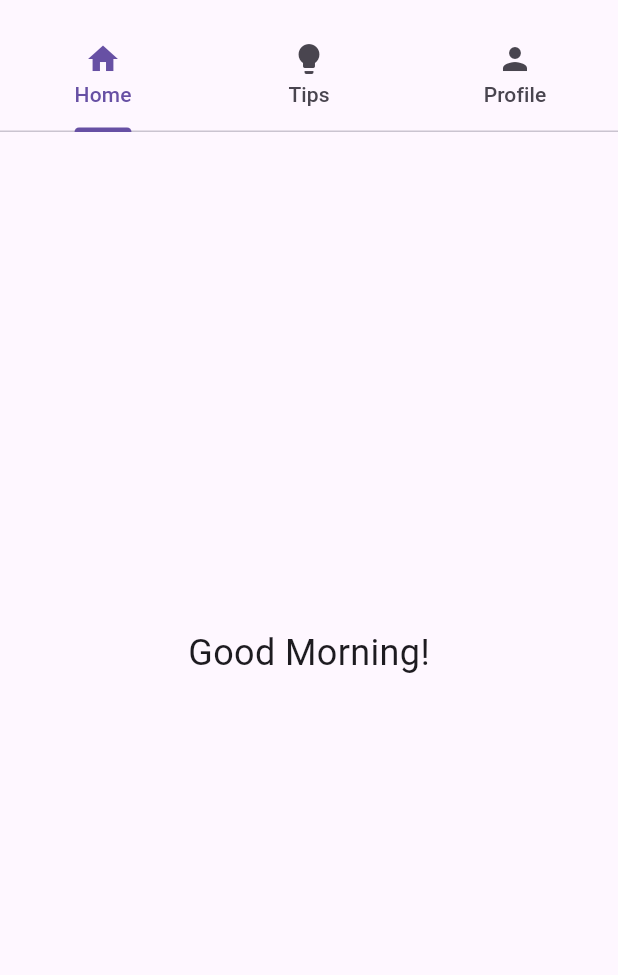
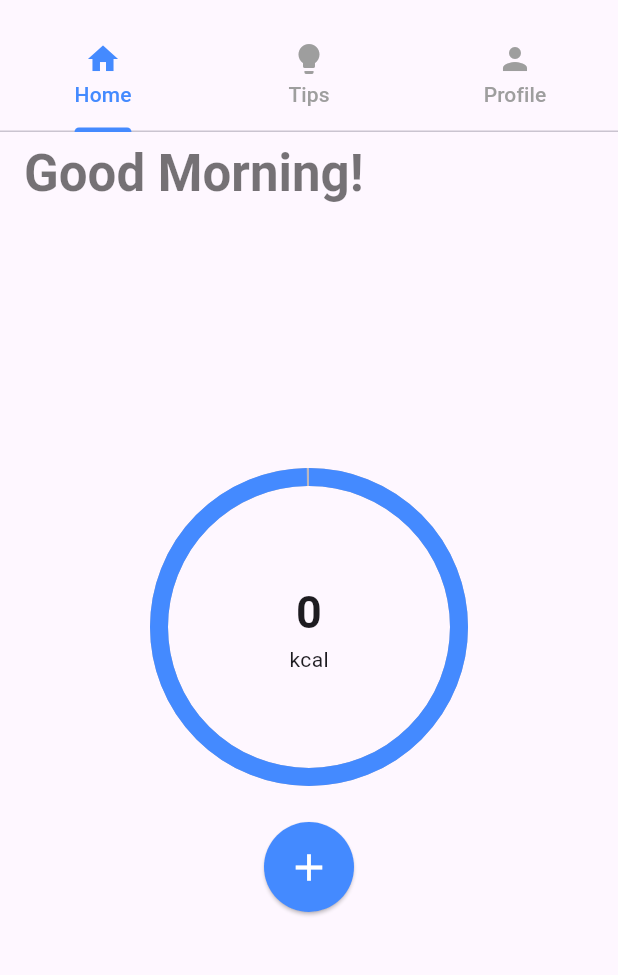
Before and after one commit to marika456/lifetrack, a Flutter app: the MainScreen screen opened directly, on a phone screen of 412 x 824 dp, the part 63-1038 px from its top. Run offline on Flutter 3.47's test engine with Material 3 defaults, Android fonts, the light colour scheme and no system bars; our stand-ins replace flutter_riverpod.

Commit message:
Modificata la HomePage in ConsumerStatefulWidget, layout base e animazione

```diff
--- a/lib/home_page.dart
+++ b/lib/home_page.dart
@@ -1,27 +1,114 @@
 import 'package:flutter/material.dart';
+import 'package:flutter_riverpod/flutter_riverpod.dart';
 import 'package:lifetrack/app_localizations.dart';
+import 'package:lifetrack/user_provider.dart';
 
-class HomePage extends StatelessWidget{
+class HomePage extends ConsumerStatefulWidget {
   const HomePage({super.key});
 
   @override
+  ConsumerState<HomePage> createState() => _HomePageState();
+}
+
+class _HomePageState extends ConsumerState<HomePage> with SingleTickerProviderStateMixin {
+  late AnimationController _animationController;
+  late Animation<double> _animation;
+
+  @override
+  void initState(){
+    super.initState();
+
+    _animationController=AnimationController(
+      vsync: this,
+      duration: const Duration(milliseconds: 2000),
+    );
+
+    _animation=CurvedAnimation(
+      parent: _animationController,
+      curve: Curves.easeInOutCubic,
+    );
+
+    _animationController.forward();
+  }
+
+  @override
+  void dispose(){
+    _animationController.dispose();
+    super.dispose();
+  }
+
+  @override
   Widget build(BuildContext context) {
-    int ora= DateTime.now().hour;
+    final userState=ref.watch(userProvider);
+
+    int ora=DateTime.now().hour;
     String chiave;
 
-    if(ora < 12){
+    if (ora<12){
       chiave="welcome_morning";
-    } else if (ora < 18) {
-      chiave = "welcome_afternoon";
-    } else {
-      chiave = "welcome_evening";
+    }else if(ora<18){
+      chiave="welcome_afternoon";
+    }else{
+      chiave="welcome_evening";
     }
 
     return Scaffold(
+      appBar: AppBar(
+        title: Text(
+          AppLocalizations.of(context)!.translate(chiave),
+          style: const TextStyle(fontSize: 34, fontWeight: FontWeight.bold, color: Colors.black54),
+        ),
+        centerTitle: false,
+      ),
       body: Center(
-        child: Text(
-          AppLocalizations.of(context)!.translate(chiave),
-          style: const TextStyle(fontSize: 24),
+        child: Column(
+          mainAxisAlignment: MainAxisAlignment.center,
+        children: [
+          AnimatedBuilder(
+              animation: _animationController,
+              builder: (context, child) {
+                //CERCHIO PER LE CALORIE
+                return Stack(
+                  alignment: Alignment.center,
+                  children: [
+                    SizedBox(
+                      width: 200,
+                      height: 200,
+                      child: CircularProgressIndicator(
+                        value: _animation.value,
+                        strokeWidth: 12,
+                        valueColor: const AlwaysStoppedAnimation<Color>(
+                            Colors.blueAccent),
+                        backgroundColor: Colors.black26,
+                      ),
+                    ),
+                    Column(
+                      mainAxisSize: MainAxisSize.min,
+                      children: [
+                        Text("${userState.dailyCalories}", style: TextStyle(
+                            fontSize: 30, fontWeight: FontWeight.bold)),
+                        Text("kcal", style: TextStyle(fontSize: 14))
+                      ],
+                    ),
+                  ],
+                );
+              },
+          ),
+        const SizedBox(height: 30),
+
+        // IL BOTTONE SOTTO IL CERCHIO
+        ElevatedButton(
+          onPressed: () {
+            // qui devo aggiungere la ricerca del cibo
+          },
+          style: ElevatedButton.styleFrom(
+            shape: const CircleBorder(),
+            padding: const EdgeInsets.all(15),
+            backgroundColor: Colors.blueAccent,
+          ),
+          child: const Icon(Icons.add, color: Colors.white, size: 30),
+        ),
+        ],
         ),
       ),
     );
--- a/lib/main.dart
+++ b/lib/main.dart
@@ -50,6 +50,9 @@ class MainScreen extends StatelessWidget {
           appBar: AppBar(
             title: Text(Constants.APP_NAME),
             bottom: TabBar(
+              labelColor: Colors.blueAccent,
+                unselectedLabelColor: Colors.grey,
+                indicatorColor: Colors.blueAccent,
                 tabs: [
                   //in text chiamiamo il traduttore per mostrare il saluto nella lingua corretta
                   Tab(icon: const Icon(Icons.home), text: AppLocalizations.of(context)!.translate('home')),
--- a/lib/profile_setup_page.dart
+++ b/lib/profile_setup_page.dart
@@ -152,7 +152,7 @@ class _ProfileSetupPageState extends ConsumerState<ProfileSetupPage> with Single
 
                     //TEXTFIELD ETA'
                     TextFormField(
-                      controller: _heightController,
+                      controller: _ageController,
                       keyboardType: TextInputType.number,
                       decoration: InputDecoration(
                           labelText: AppLocalizations.of(context)!.translate('age_label'),
@@ -194,7 +194,7 @@ class _ProfileSetupPageState extends ConsumerState<ProfileSetupPage> with Single
                       style: ElevatedButton.styleFrom(
                         backgroundColor: Colors.blueAccent,
                         padding: const EdgeInsets.symmetric(vertical: 18),
-                        shape: RoundedRectangleBorder(borderRadius: BorderRadiusGeometry.circular(15)),
+                        shape: RoundedRectangleBorder(borderRadius: BorderRadius.circular(15)),
                       ),
                       child: Text(
                         AppLocalizations.of(context)!.translate('calculate_button'),
```
